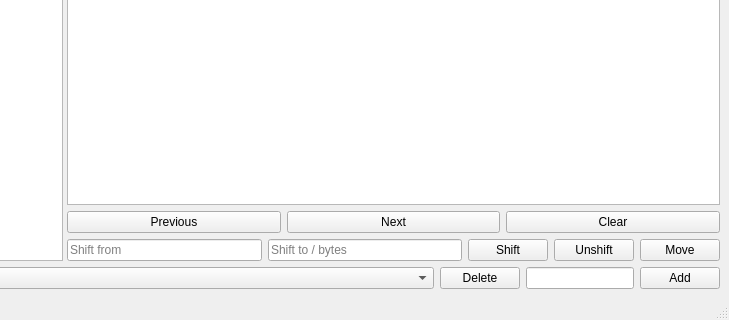
Old version of the form ui/main-qt.ui in the repository allencch/med; both pictures show x 295 to 1024 and y 448 to 768 of the 1024 by 768 pixel window.
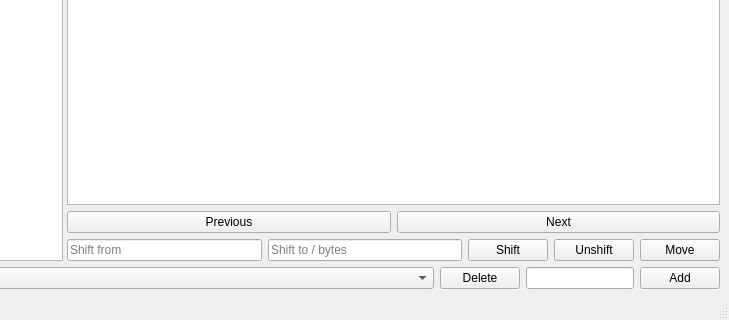
New version of the form.

Commit message: More clear store button to menu

Patch:
```diff
--- a/ui/main-qt.ui
+++ b/ui/main-qt.ui
@@ -273,16 +273,6 @@
               </property>
              </widget>
             </item>
-            <item>
-             <widget class="QPushButton" name="storeClear">
-              <property name="toolTip">
-               <string>Clear all addresses in Store</string>
-              </property>
-              <property name="text">
-               <string>Clear</string>
-              </property>
-             </widget>
-            </item>
            </layout>
           </item>
           <item>
```
Left out of the diff: 6 changed lines with no effect on the pictures. The commit also changes 2 other files.
